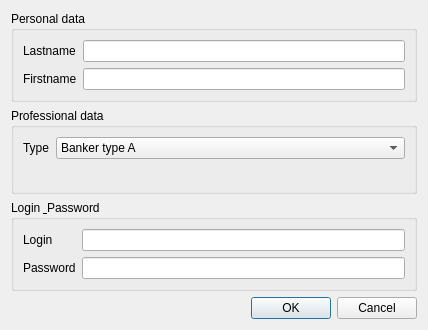
Before: the Qt Designer form addemployeewindow.ui in mariedegen/QtProject, drawn with Qt 5.
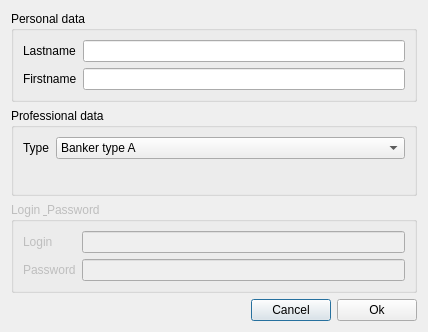
After: the same form once the commit is applied. Icons and pictures are not drawn.

```diff
--- a/addemployeewindow.ui
+++ b/addemployeewindow.ui
@@ -7,7 +7,7 @@
     <x>0</x>
     <y>0</y>
     <width>428</width>
-    <height>330</height>
+    <height>332</height>
    </rect>
   </property>
   <property name="mouseTracking">
@@ -104,15 +104,11 @@
      </layout>
     </widget>
    </item>
-   <item row="3" column="0">
-    <widget class="QDialogButtonBox" name="buttonBox">
-     <property name="standardButtons">
-      <set>QDialogButtonBox::Cancel|QDialogButtonBox::Ok</set>
-     </property>
-    </widget>
-   </item>
    <item row="2" column="0">
     <widget class="QGroupBox" name="groupBox_3">
+     <property name="enabled">
+      <bool>false</bool>
+     </property>
      <property name="title">
       <string>Login &amp; Password</string>
      </property>
@@ -140,6 +136,54 @@
      </layout>
     </widget>
    </item>
+   <item row="5" column="0">
+    <layout class="QHBoxLayout" name="horizontalLayout">
+     <item>
+      <spacer name="horizontalSpacer">
+       <property name="orientation">
+        <enum>Qt::Horizontal</enum>
+       </property>
+       <property name="sizeHint" stdset="0">
+        <size>
+         <width>40</width>
+         <height>20</height>
+        </size>
+       </property>
+      </spacer>
+     </item>
+     <item>
+      <widget class="QPushButton" name="cancel_btn">
+       <property name="text">
+        <string>Cancel</string>
+       </property>
+       <property name="icon">
+        <iconset resource="tpqt.qrc">
+         <normaloff>:/icon/cancel.png</normaloff>:/icon/cancel.png</iconset>
+       </property>
+      </widget>
+     </item>
+     <item>
+      <widget class="QPushButton" name="ok_btn">
+       <property name="text">
+        <string>Ok</string>
+       </property>
+       <property name="icon">
+        <iconset resource="tpqt.qrc">
+         <normaloff>:/icon/checked.png</normaloff>:/icon/checked.png</iconset>
+       </property>
+       <property name="checkable">
+        <bool>false</bool>
+       </property>
+       <property name="default">
+        <bool>false</bool>
+       </property>
+       <property name="flat">
+        <bool>false</bool>
+       </property>
+      </widget>
+     </item>
+    </layout>
+   </item>
   </layout>
  </widget>
  <resources/>
```
Left out of the diff: 4 changed lines with no effect on the pictures.
